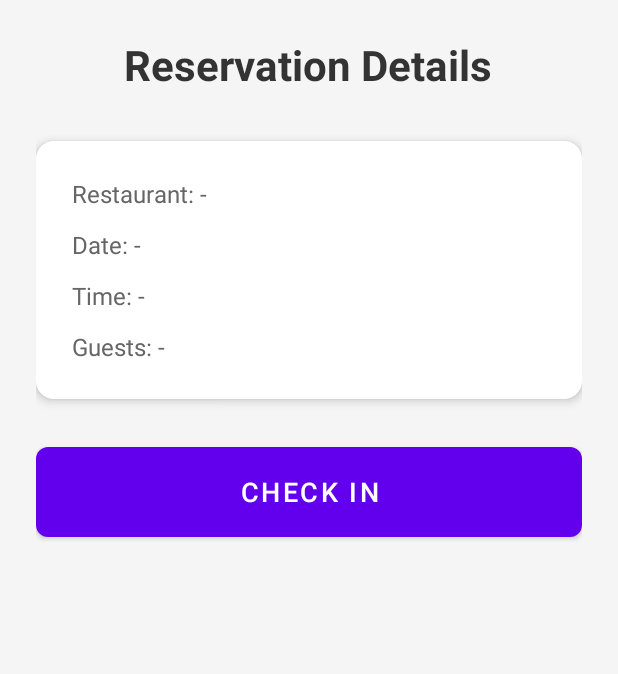
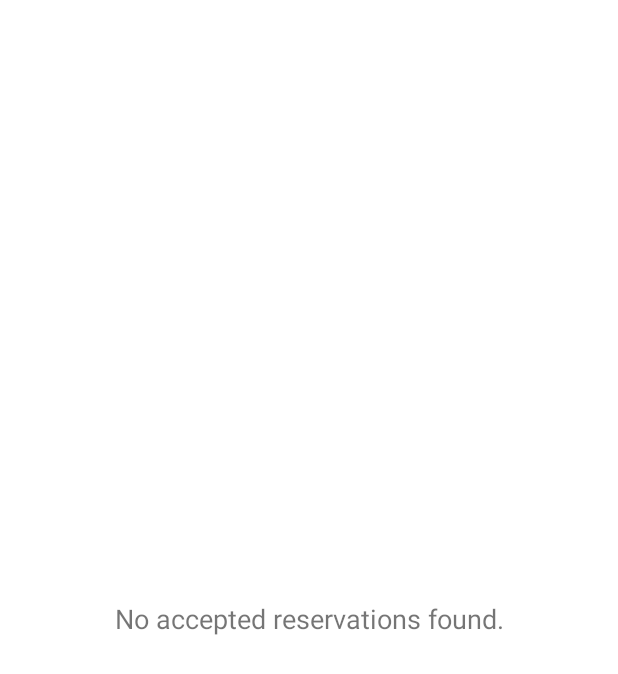
Before and after one commit to uta-sxk0000/Restaurant, an Android app built with Jetpack Compose: the CheckInActivity screen opened directly, with no data from a screen before it, on a phone screen of 412 x 824 dp. Shown: the top 674 px of the screen. Run offline under Robolectric (Android 15) with nearby library versions, the phone set to English and light mode, and no system bars; our stand-ins replace Firebase (no records; nobody signed in at launch, a user with empty details on screens opened directly).

Commit message:
implemented corrected check in functionality

```diff
--- a/app/src/main/java/com/example/queue/CheckInActivity.kt
+++ b/app/src/main/java/com/example/queue/CheckInActivity.kt
@@ -1,55 +1,108 @@
 package com.example.queue
 
-import android.content.Intent
 import android.os.Bundle
-import android.view.MenuItem
-import android.widget.Button
+import android.util.Log
+import android.view.View
 import android.widget.TextView
-import androidx.activity.addCallback
 import androidx.appcompat.app.AppCompatActivity
+import androidx.recyclerview.widget.LinearLayoutManager
+import androidx.recyclerview.widget.RecyclerView
 import com.google.firebase.auth.FirebaseAuth
+import com.google.firebase.firestore.FieldValue
 import com.google.firebase.firestore.FirebaseFirestore
 
 class CheckInActivity : AppCompatActivity() {
 
     private lateinit var db: FirebaseFirestore
     private lateinit var auth: FirebaseAuth
+    private lateinit var recyclerView: RecyclerView
+    private lateinit var tvNoReservations: TextView
+    private lateinit var adapter: CheckInAdapter
+    private val reservationList = mutableListOf<Reservation>()
 
     override fun onCreate(savedInstanceState: Bundle?) {
         super.onCreate(savedInstanceState)
         setContentView(R.layout.activity_check_in)
-
         supportActionBar?.setDisplayHomeAsUpEnabled(true)
 
         db = FirebaseFirestore.getInstance()
         auth = FirebaseAuth.getInstance()
 
-        val tvRestaurant = findViewById<TextView>(R.id.tvRestaurantName)
-        val tvDate = findViewById<TextView>(R.id.tvDate)
-        val tvTime = findViewById<TextView>(R.id.tvTime)
-        val tvGuests = findViewById<TextView>(R.id.tvGuests)
-        val btnCheckIn = findViewById<Button>(R.id.btnCheckIn)
+        recyclerView = findViewById(R.id.recyclerView)
+        tvNoReservations = findViewById(R.id.tvNoReservations)
 
-        btnCheckIn.text = "CHECK IN"
+        recyclerView.layoutManager = LinearLayoutManager(this)
+        adapter = CheckInAdapter(reservationList) { reservation ->
+            performCheckIn(reservation)
+        }
+        recyclerView.adapter = adapter
 
+        fetchAcceptedReservations()
+    }
+
+    private fun fetchAcceptedReservations() {
         val userId = auth.currentUser?.uid ?: return
 
-        db.collection("reservations").document(userId)
+        db.collection("reservations")
+            .whereEqualTo("userId", userId)
+            .whereEqualTo("status", "accepted")
             .get()
-            .addOnSuccessListener { doc ->
-                if (doc.exists()) {
-                    tvRestaurant.text = "Restaurant: ${doc.getString("restaurant") ?: "-"}"
-                    tvDate.text = "Date: ${doc.getString("date") ?: "-"}"
-                    tvTime.text = "Time: ${doc.getString("time") ?: "-"}"
-                    tvGuests.text = "Guests: ${doc.get("guests") ?: "-"}"
+            .addOnSuccessListener { documents ->
+                if (documents.isEmpty) {
+                    tvNoReservations.visibility = View.VISIBLE
+                    recyclerView.visibility = View.GONE
+                } else {
+                    reservationList.clear()
+                    for (document in documents) {
+                        val reservation = document.toObject(Reservation::class.java)
+                        reservation.id = document.id // Use the 'id' field
+                        reservationList.add(reservation)
+                    }
+                    adapter.notifyDataSetChanged()
+                    tvNoReservations.visibility = View.GONE
+                    recyclerView.visibility = View.VISIBLE
                 }
             }
+            .addOnFailureListener { exception ->
+                Log.w("CheckInActivity", "Error getting documents: ", exception)
+                tvNoReservations.text = "Error fetching reservations."
+                tvNoReservations.visibility = View.VISIBLE
+                recyclerView.visibility = View.GONE
+            }
+    }
 
-        btnCheckIn.setOnClickListener {
-            val intent = Intent(this, ViewReservationActivity::class.java)
-            startActivity(intent)
-            finish()
+    private fun performCheckIn(reservation: Reservation) {
+        if (reservation.id.isNullOrEmpty()) {
+            Log.e("CheckInActivity", "Reservation document ID is null or empty!")
+            return
         }
+
+        val reservationRef = db.collection("reservations").document(reservation.id!!)
+
+        reservationRef.update("status", "checked-in")
+            .addOnSuccessListener {
+                Log.d("CheckInActivity", "Reservation ${reservation.id} checked in.")
+
+                val notification = hashMapOf(
+                    "userId" to reservation.ownerId,
+                    "title" to "Guest Checked In!",
+                    "message" to "${reservation.customerName} has checked in for their reservation.",
+                    "timestamp" to FieldValue.serverTimestamp()
+                )
+                db.collection("notifications").add(notification)
+
+                val position = reservationList.indexOf(reservation)
+                if (position != -1) {
+                    reservationList.removeAt(position)
+                    adapter.notifyItemRemoved(position)
+                    if (reservationList.isEmpty()) {
+                        tvNoReservations.visibility = View.VISIBLE
+                    }
+                }
+            }
+            .addOnFailureListener { e ->
+                Log.w("CheckInActivity", "Error updating reservation", e)
+            }
     }
 
     override fun onSupportNavigateUp(): Boolean {
--- a/app/src/main/res/layout/activity_check_in.xml
+++ b/app/src/main/res/layout/activity_check_in.xml
@@ -1,83 +1,30 @@
 <?xml version="1.0" encoding="utf-8"?>
-<ScrollView xmlns:android="http://schemas.android.com/apk/res/android"
+<androidx.constraintlayout.widget.ConstraintLayout xmlns:android="http://schemas.android.com/apk/res/android"
+    xmlns:app="http://schemas.android.com/apk/res-auto"
+    xmlns:tools="http://schemas.android.com/tools"
     android:layout_width="match_parent"
     android:layout_height="match_parent"
-    android:background="#F5F5F5"
-    android:fillViewport="true">
+    tools:context=".CheckInActivity">
 
-    <LinearLayout
-        android:layout_width="match_parent"
+    <androidx.recyclerview.widget.RecyclerView
+        android:id="@+id/recyclerView"
+        android:layout_width="0dp"
+        android:layout_height="0dp"
+        app:layout_constraintBottom_toBottomOf="parent"
+        app:layout_constraintEnd_toEndOf="parent"
+        app:layout_constraintStart_toStartOf="parent"
+        app:layout_constraintTop_toTopOf="parent" />
+
+    <TextView
+        android:id="@+id/tvNoReservations"
+        android:layout_width="wrap_content"
         android:layout_height="wrap_content"
-        android:orientation="vertical"
-        android:gravity="center_horizontal"
-        android:padding="24dp">
+        android:text="No accepted reservations found."
+        android:textSize="18sp"
+        android:visibility="gone"
+        app:layout_constraintBottom_toBottomOf="parent"
+        app:layout_constraintEnd_toEndOf="parent"
+        app:layout_constraintStart_toStartOf="parent"
+        app:layout_constraintTop_toTopOf="parent" />
 
-        <TextView
-            android:layout_width="wrap_content"
-            android:layout_height="wrap_content"
-            android:text="Reservation Details"
-            android:textSize="28sp"
-            android:textColor="#333333"
-            android:textStyle="bold"
-            android:layout_marginBottom="32dp" />
-
-        <LinearLayout
-            android:id="@+id/layoutReservationCard"
-            android:layout_width="match_parent"
-            android:layout_height="wrap_content"
-            android:orientation="vertical"
-            android:padding="24dp"
-            android:background="@drawable/card_background"
-            android:elevation="4dp">
-
-            <TextView
-                android:id="@+id/tvRestaurantName"
-                android:layout_width="wrap_content"
-                android:layout_height="wrap_content"
-                android:text="Restaurant: -"
-                android:textSize="16sp"
-                android:textColor="#666666"
-                android:layout_marginBottom="12dp"/>
-
-            <TextView
-                android:id="@+id/tvDate"
-                android:layout_width="wrap_content"
-                android:layout_height="wrap_content"
-                android:text="Date: -"
-                android:textSize="16sp"
-                android:textColor="#666666"
-                android:layout_marginBottom="12dp"/>
-
-            <TextView
-                android:id="@+id/tvTime"
-                android:layout_width="wrap_content"
-                android:layout_height="wrap_content"
-                android:text="Time: -"
-                android:textSize="16sp"
-                android:textColor="#666666"
-                android:layout_marginBottom="12dp"/>
-
-            <TextView
-                android:id="@+id/tvGuests"
-                android:layout_width="wrap_content"
-                android:layout_height="wrap_content"
-                android:text="Guests: -"
-                android:textSize="16sp"
-                android:textColor="#666666"/>
-
-        </LinearLayout>
-
-        <Button
-            android:id="@+id/btnCheckIn"
-            android:layout_width="match_parent"
-            android:layout_height="60dp"
-            android:text="CHECK-IN"
-            android:textAllCaps="false"
-            android:textSize="18sp"
-            android:textColor="#FFFFFF"
-            android:background="@drawable/button_background"
-            android:layout_marginTop="32dp" />
-
-    </LinearLayout>
-
-</ScrollView>
+</androidx.constraintlayout.widget.ConstraintLayout>
```
Also changed, not shown: app/src/main/java/com/example/queue/CheckInAdapter.kt (added, +41 -0 lines), app/src/main/res/layout/check_in_list_item.xml (added, +41 -0 lines).
